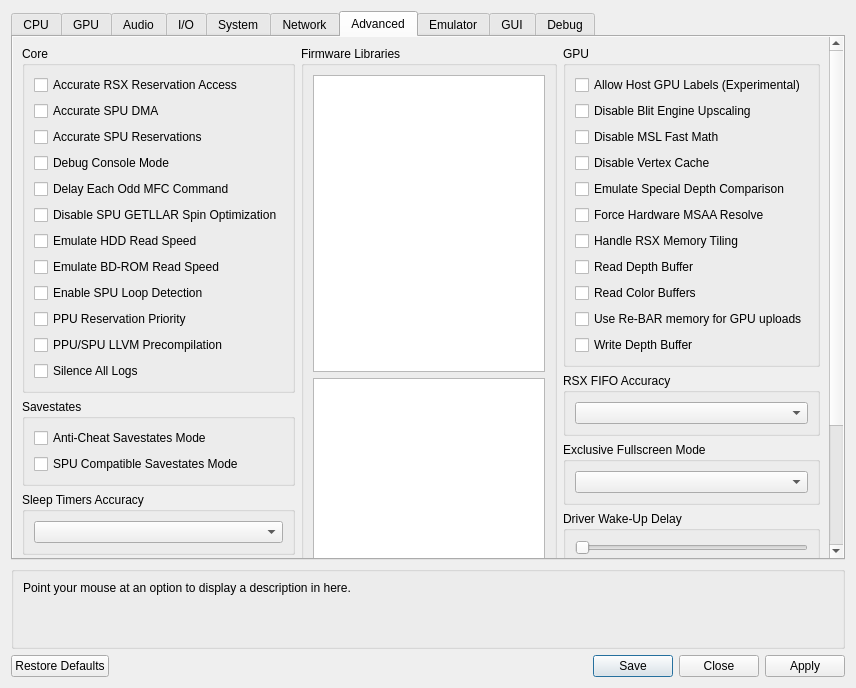
Before: the Qt Designer form rpcs3/rpcs3qt/settings_dialog.ui in ARMSX2/ARMSX3, drawn with Qt 5.
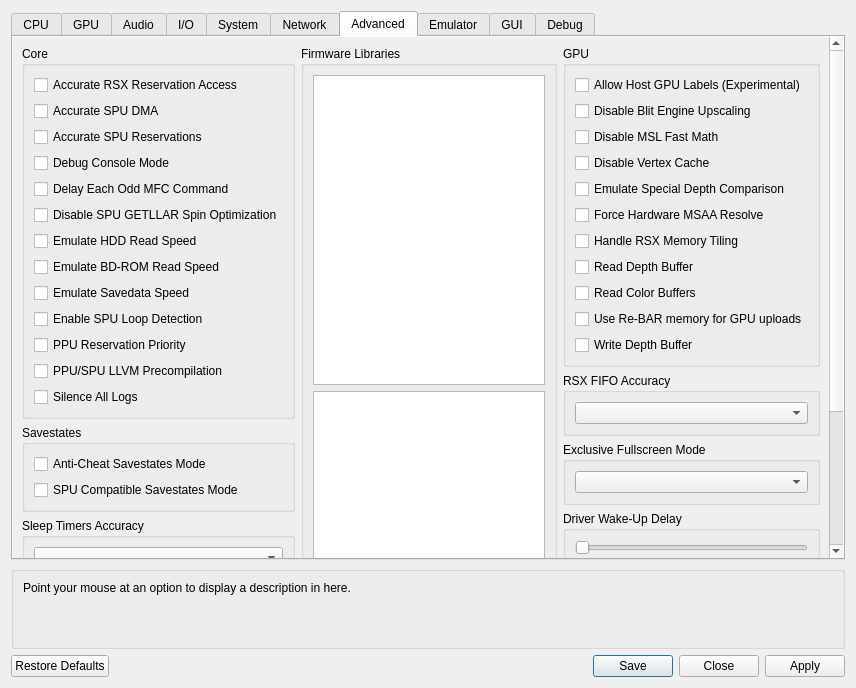
After: the same form once the commit is applied. The open tabs and pages were chosen to show the change. Icons and pictures are not drawn. Custom widgets are drawn as their Qt base class.

Commit message: cellSaveData: Add Emulate Savedata Speed option

What changed in the file:
```diff
--- a/rpcs3/rpcs3qt/settings_dialog.ui
+++ b/rpcs3/rpcs3qt/settings_dialog.ui
@@ -2544,6 +2544,13 @@
                     </property>
                    </widget>
                   </item>
+                  <item>
+                   <widget class="QCheckBox" name="emulateSavedataSpeed">
+                    <property name="text">
+                     <string>Emulate Savedata Speed</string>
+                    </property>
+                   </widget>
+                  </item>
                   <item>
                    <widget class="QCheckBox" name="spuLoopDetection">
                     <property name="text">
```
The commit also changes 6 other files.
